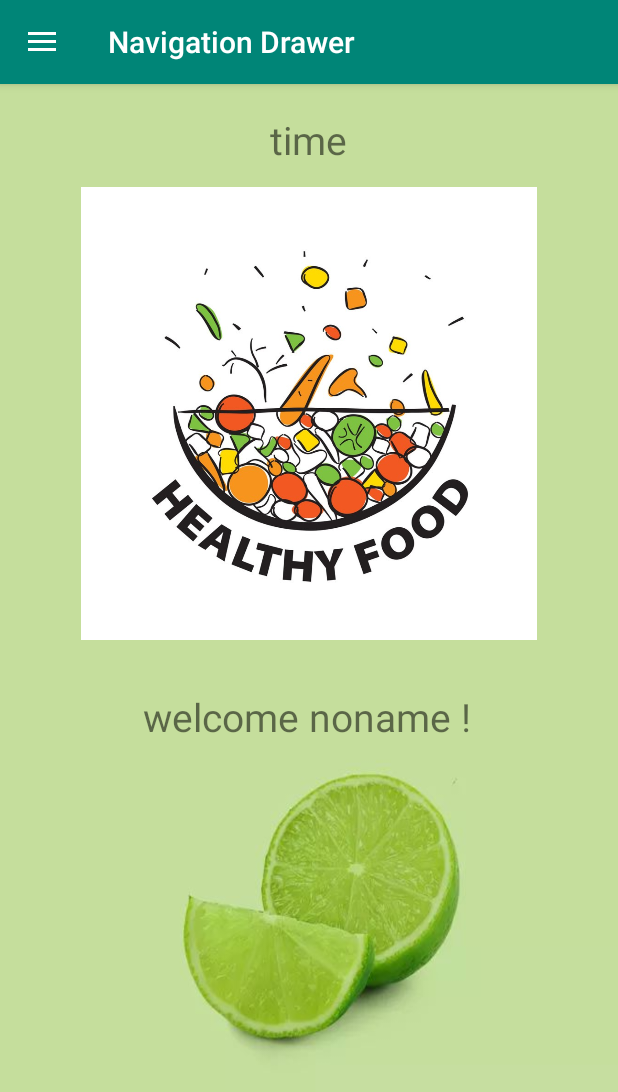
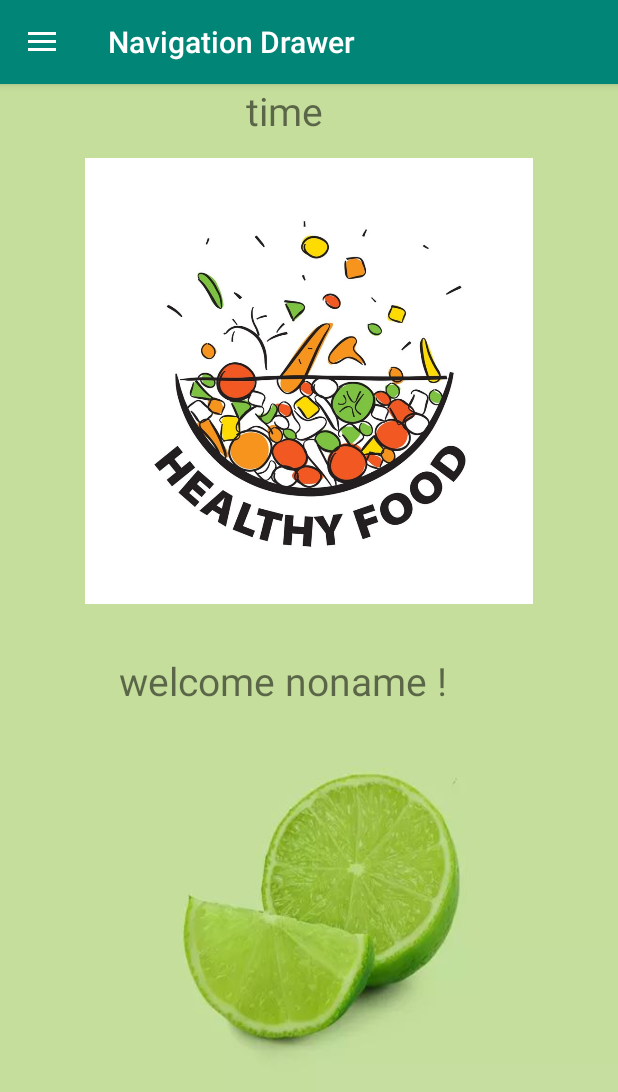
Before and after one commit to 411824354/FIT5046_A22, an Android app: the home_drawer screen opened directly, with no data from a screen before it, on a phone screen of 412 x 824 dp. Shown: the top 1092 px of the screen. Run offline under Robolectric (Android 15) with nearby library versions, the phone set to English and light mode, and no system bars.

Commit message:
welcome home

```diff
--- a/app/src/main/AndroidManifest.xml
+++ b/app/src/main/AndroidManifest.xml
@@ -20,6 +20,9 @@
                 <category android:name="android.intent.category.LAUNCHER" />
             </intent-filter>
         </activity>
+        <activity android:name=".MainActivity">
+
+        </activity>
         <activity android:name=".RegisterActivity" />
         <activity android:name=".PersonalProfile" >
 
--- a/app/src/main/res/layout/content_home_drawer.xml
+++ b/app/src/main/res/layout/content_home_drawer.xml
@@ -3,33 +3,40 @@
         android:layout_width="match_parent"
         android:layout_height="match_parent"
         android:orientation="vertical"
-        android:padding="@dimen/activity_horizontal_margin"
+
         android:background="@drawable/login_back">
 
-    <TextView
-        android:layout_width="match_parent"
-        android:layout_height="45dp"/>
 
-    <TextView
-        android:id="@+id/tv_time"
-        android:layout_width="379dp"
-        android:layout_height="63dp"
-
-        android:gravity="center"
-        android:text="time"
-        android:textSize="26dp" />
-    <ImageView
-        android:layout_width="wrap_content"
-        android:layout_height="302dp"
-        android:src="@drawable/home_image1" />
 
     <FrameLayout
         android:layout_height="match_parent"
         android:layout_width="match_parent"
         android:id="@+id/content_frame"
-        android:layout_gravity="center_horizontal">
+        >
+<LinearLayout
+    android:layout_height="match_parent"
+    android:layout_width="match_parent"
+    android:orientation="vertical">
 
+    <TextView
+        android:layout_width="match_parent"
+        android:layout_height="42dp"
+        android:layout_gravity="clip_horizontal" />
 
+        <TextView
+            android:id="@+id/tv_time"
+            android:layout_width="379dp"
+            android:layout_height="63dp"
+            android:layout_gravity="clip_horizontal"
+            android:gravity="center"
+            android:text="time"
+            android:textSize="26dp" />
+
+        <ImageView
+            android:layout_width="wrap_content"
+            android:layout_height="297dp"
+            android:layout_gravity="clip_horizontal"
+            android:src="@drawable/home_image1" />
 
 
         <TextView
@@ -38,9 +45,10 @@
             android:layout_height="102dp"
             android:gravity="center"
             android:text="Welcome"
-            android:textSize="26dp" />
+            android:textSize="26dp"
+            android:layout_gravity="clip_horizontal"/>
 
-
+</LinearLayout>
     </FrameLayout>
 
 
--- a/app/src/main/res/layout/fragment_main.xml
+++ b/app/src/main/res/layout/fragment_main.xml
@@ -2,4 +2,9 @@
 <RelativeLayout xmlns:android="http://schemas.android.com/apk/res/android"
     android:layout_width="match_parent"
     android:layout_height="match_parent"
-    android:padding="@dimen/activity_horizontal_margin"/>
+    android:padding="@dimen/activity_horizontal_margin">
+
+
+
+
+</RelativeLayout>
--- a/app/src/main/res/layout/fragment_report_unit.xml
+++ b/app/src/main/res/layout/fragment_report_unit.xml
@@ -2,6 +2,6 @@
 <android.support.constraint.ConstraintLayout
     xmlns:android="http://schemas.android.com/apk/res/android" android:layout_width="match_parent"
     android:layout_height="match_parent"
-    android:background="@color/cardview_dark_background">
+    >
 
 </android.support.constraint.ConstraintLayout>
--- a/app/src/main/res/menu/activity_home_drawer_drawer.xml
+++ b/app/src/main/res/menu/activity_home_drawer_drawer.xml
@@ -1,6 +1,8 @@
 <?xml version="1.0" encoding="utf-8"?>
 <menu xmlns:android="http://schemas.android.com/apk/res/android">
     <group android:checkableBehavior="single">
+
+
         <item
             android:id="@+id/nav_dailyDiet_unit"
             android:title="My Daily Diet" />
```
Also changed, not shown: app/src/main/java/A2/myapplication/MainActivity.java (added, +48 -0 lines), app/src/main/java/A2/myapplication/SearchGoogleAPI.java (added, +68 -0 lines), app/src/main/res/layout/fragment_daily_diet_unit.xml (+10 -1 lines).
